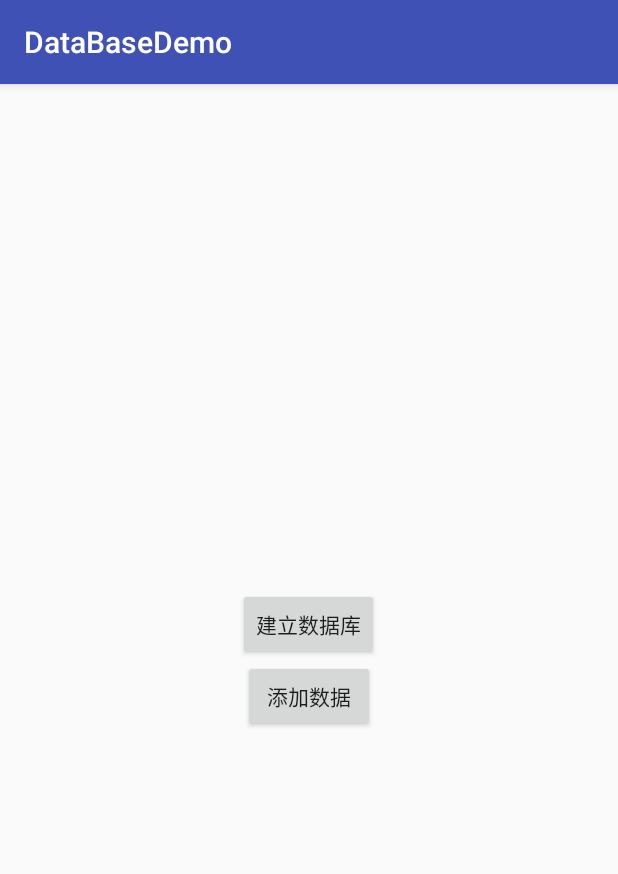
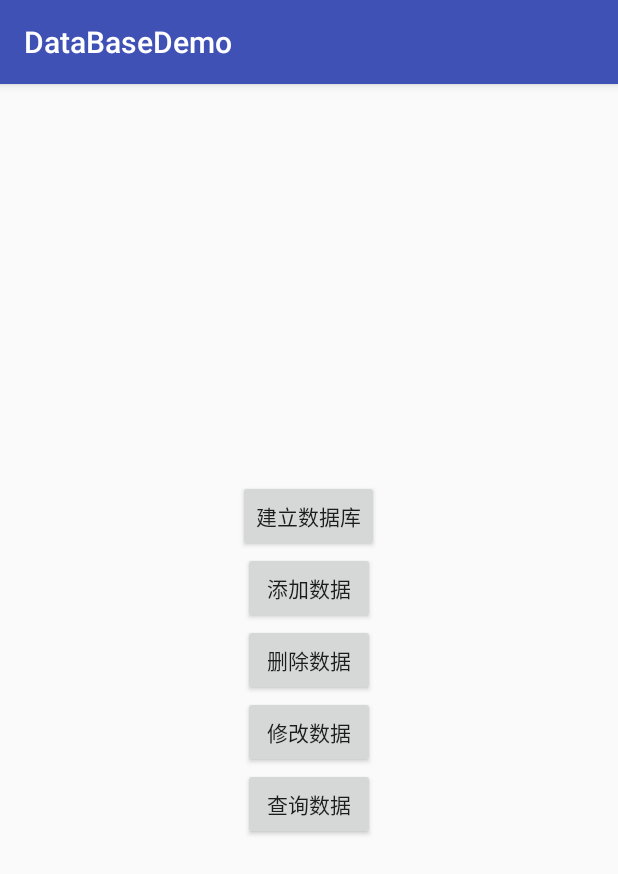
Before and after one commit to BittleDragon/PersonalDemos, an Android app: the screen it shows after launch (MainActivity), after a tap on "添加数据", on a phone screen of 412 x 824 dp. Shown: the top 874 px of the screen. Run offline under Robolectric (Android 15) with nearby library versions, the phone set to English and light mode, and no system bars; our stand-ins replace ButterKnife.

Commit message:
数据库增删改查功能完成

```diff
--- a/databasedemo/src/main/java/com/myrepository/databasedemo/MainActivity.java
+++ b/databasedemo/src/main/java/com/myrepository/databasedemo/MainActivity.java
@@ -1,9 +1,11 @@
 package com.myrepository.databasedemo;
 
 import android.content.ContentValues;
+import android.database.Cursor;
 import android.database.sqlite.SQLiteDatabase;
 import android.os.Bundle;
 import android.support.v7.app.AppCompatActivity;
+import android.util.Log;
 import android.view.View;
 import android.widget.Button;
 
@@ -17,7 +19,14 @@ public class MainActivity extends AppCompatActivity {
     Button createDb;
     @BindView(R.id.add_data)
     Button addData;
+    @BindView(R.id.delete_data)
+    Button deleteData;
+    @BindView(R.id.update_data)
+    Button updateData;
+    @BindView(R.id.query_data)
+    Button queryData;
     private DatabaseHelper helper;
+    private SQLiteDatabase bookstoreDB;
 
     @Override
     protected void onCreate(Bundle savedInstanceState) {
@@ -25,22 +34,32 @@ public class MainActivity extends AppCompatActivity {
         setContentView(R.layout.activity_main);
         ButterKnife.bind(this);
         helper = new DatabaseHelper(this, "BookStore.db", null, 2);
+//        bookstoreDB = helper.getWritableDatabase();
     }
 
-    @OnClick({R.id.create_db, R.id.add_data})
+    @OnClick({R.id.create_db, R.id.add_data,R.id.delete_data, R.id.update_data, R.id.query_data})
     public void onViewClicked(View view) {
+        bookstoreDB = helper.getWritableDatabase();
         switch (view.getId()) {
             case R.id.create_db:
-                helper.getReadableDatabase();
                 break;
             case R.id.add_data:
                 insertData();
                 break;
+            case R.id.delete_data:
+                deleteData();
+                break;
+            case R.id.update_data:
+                updateData();
+                break;
+            case R.id.query_data:
+                queryData();
+                break;
         }
+        bookstoreDB.close();
     }
 
     private void insertData() {
-        SQLiteDatabase bookstoreDB = helper.getWritableDatabase();
         ContentValues values = new ContentValues();
         values.put("name", "鲁冰逊漂流记");
         values.put("price", 99.8);
@@ -52,8 +71,61 @@ public class MainActivity extends AppCompatActivity {
         bookstoreDB.insert("book", null, values);
 
         values.clear();
+        values.put("name", "三国演义");
+        values.put("price", 311.22);
+        bookstoreDB.insert("book", null, values);
+
+        values.clear();
+        values.put("name", "三国演义");
+        values.put("price", 188.88);
+        bookstoreDB.insert("book", null, values);
+
+        values.clear();
         values.put("name", "红楼梦");
         values.put("price", 400.98);
         bookstoreDB.insert("book", null, values);
+
+        values.clear();
+        values.put("name", "水浒传");
+        values.put("price", 366);
+        bookstoreDB.insert("book", null, values);
+
+        values.clear();
+        values.put("name", "资治通鉴");
+        values.put("price", 666);
+        bookstoreDB.insert("book", null, values);values.clear();
+
+        values.clear();
+        values.put("name", "资治通鉴");
+        values.put("price", 888);
+        bookstoreDB.insert("book", null, values);
+
+    }
+
+    private void deleteData() {
+        bookstoreDB.delete("book", null, null);
+    }
+
+    private void updateData() {
+        ContentValues values = new ContentValues();
+        values.put("price", 888);
+        bookstoreDB.update("book", values, "name like ?", new String[]{"红楼梦"});
+    }
+
+    private void queryData() {
+        Cursor cusor = bookstoreDB.query("book", null, null,null,
+                "name", "count(name) < 2", "name asc");
+        if (cusor.moveToFirst()) {
+            do {
+                int id = cusor.getInt(cusor.getColumnIndex("id"));
+                String name = cusor.getString(cusor.getColumnIndex("name"));
+                double price = cusor.getDouble(cusor.getColumnIndex("price"));
+//                Log.e("书名和价格", name + "******" + price);
+//                Log.e("价格", price + "");
+                Log.e("数据内容", id + "****" + name + "****" + price);
+            } while (cusor.moveToNext());
+
+        }
+        cusor.close();
     }
 }
--- a/databasedemo/src/main/res/layout/activity_main.xml
+++ b/databasedemo/src/main/res/layout/activity_main.xml
@@ -16,4 +16,22 @@
         android:layout_width="wrap_content"
         android:layout_height="wrap_content"
         android:text="添加数据"/>
+
+    <Button
+        android:id="@+id/delete_data"
+        android:layout_width="wrap_content"
+        android:layout_height="wrap_content"
+        android:text="删除数据"/>
+
+    <Button
+        android:id="@+id/update_data"
+        android:layout_width="wrap_content"
+        android:layout_height="wrap_content"
+        android:text="修改数据"/>
+
+    <Button
+        android:id="@+id/query_data"
+        android:layout_width="wrap_content"
+        android:layout_height="wrap_content"
+        android:text="查询数据"/>
 </LinearLayout>
```
